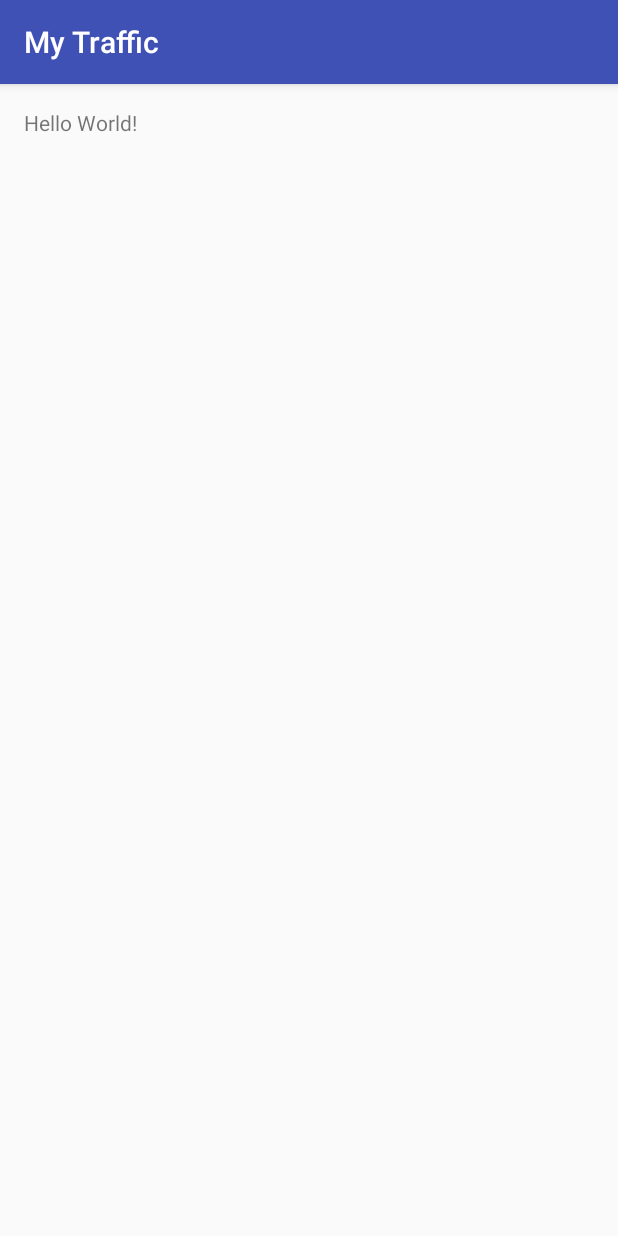
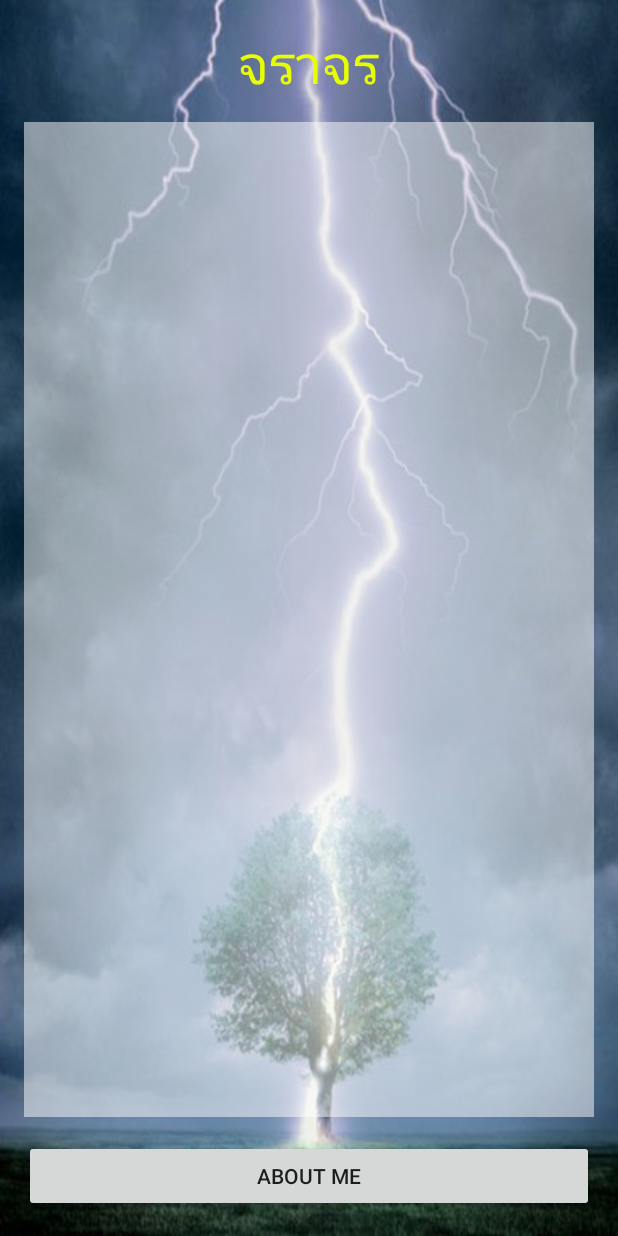
Before and after one commit to payakburapa/payaburapa.mytraffic, an Android app: the screen it shows after launch (MainActivity), on a phone screen of 412 x 824 dp. Run offline under Robolectric (Android 15) with nearby library versions, the phone set to English and light mode, and no system bars.

Commit message:
Start App2

```diff
--- a/app/src/main/res/layout/activity_main.xml
+++ b/app/src/main/res/layout/activity_main.xml
@@ -7,10 +7,33 @@
     android:paddingLeft="@dimen/activity_horizontal_margin"
     android:paddingRight="@dimen/activity_horizontal_margin"
     android:paddingTop="@dimen/activity_vertical_margin"
-    tools:context="luckyhuman.payakburapa.mytraffic.MainActivity">
+    tools:context="luckyhuman.payakburapa.mytraffic.MainActivity"
+    android:background="@drawable/bg0">
+
+    <Button
+        android:layout_width="match_parent"
+        android:layout_height="wrap_content"
+        android:text="about me"
+        android:id="@+id/button"
+        android:layout_alignParentEnd="false"
+        android:layout_alignParentBottom="true" />
 
     <TextView
         android:layout_width="wrap_content"
         android:layout_height="wrap_content"
-        android:text="Hello World!" />
+        android:text="@string/title_main"
+        android:id="@+id/textView"
+        android:textSize="@dimen/h1"
+        android:layout_centerHorizontal="true"
+        android:textColor="@color/text" />
+
+    <ListView
+        android:layout_width="wrap_content"
+        android:layout_height="wrap_content"
+        android:id="@+id/listView"
+        android:layout_below="@+id/textView"
+        android:layout_above="@+id/button"
+        android:layout_marginTop="15dp"
+        android:layout_marginBottom="15dp"
+        android:background="#82ffffff" />
 </RelativeLayout>
--- a/app/src/main/res/values/colors.xml
+++ b/app/src/main/res/values/colors.xml
@@ -3,4 +3,7 @@
     <color name="colorPrimary">#3F51B5</color>
     <color name="colorPrimaryDark">#303F9F</color>
     <color name="colorAccent">#FF4081</color>
+
+    <color name="text">#e7ff00</color>
+
 </resources>
--- a/app/src/main/res/values/dimens.xml
+++ b/app/src/main/res/values/dimens.xml
@@ -2,4 +2,7 @@
     <!-- Default screen margins, per the Android Design guidelines. -->
     <dimen name="activity_horizontal_margin">16dp</dimen>
     <dimen name="activity_vertical_margin">16dp</dimen>
+
+    <dimen name="h1">35sp</dimen>
+    <dimen name="h2">20sp</dimen>
 </resources>
--- a/app/src/main/res/values/strings.xml
+++ b/app/src/main/res/values/strings.xml
@@ -1,3 +1,6 @@
 <resources>
     <string name="app_name">My Traffic</string>
+
+    <string name="title_main">จราจร</string>
+
 </resources>
--- a/app/src/main/res/values/styles.xml
+++ b/app/src/main/res/values/styles.xml
@@ -1,7 +1,7 @@
 <resources>
 
     <!-- Base application theme. -->
-    <style name="AppTheme" parent="Theme.AppCompat.Light.DarkActionBar">
+    <style name="AppTheme" parent="Theme.AppCompat.Light.NoActionBar">
         <!-- Customize your theme here. -->
         <item name="colorPrimary">@color/colorPrimary</item>
         <item name="colorPrimaryDark">@color/colorPrimaryDark</item>
```
Also changed, not shown: app/src/main/res/drawable/bg0.png (added).
